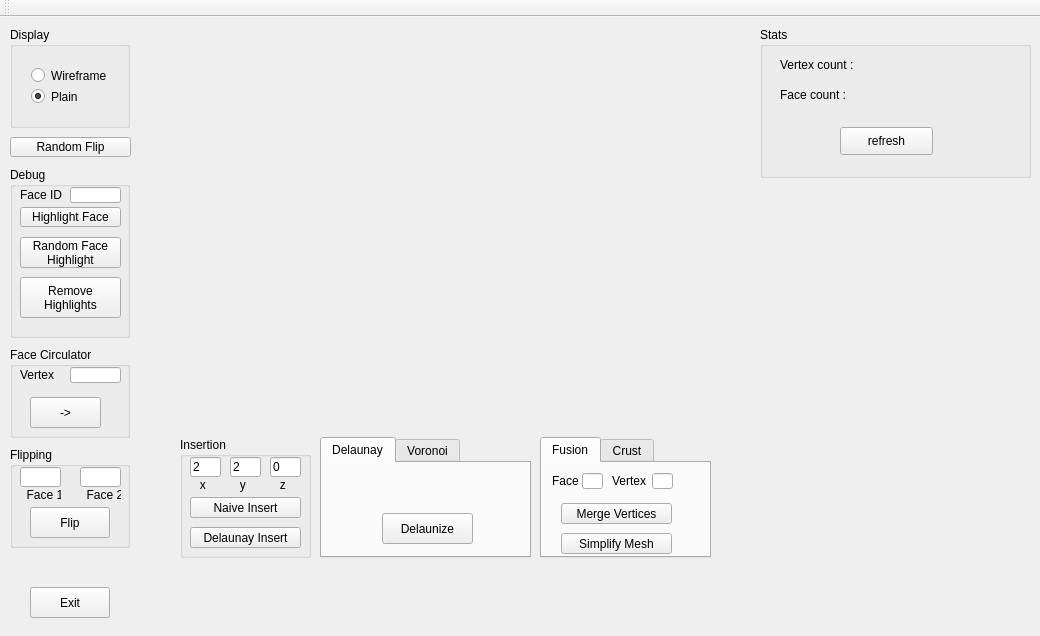
The window that mainwindow.ui (Aros69/MeshComputation) describes before a commit, drawn with Qt 5.
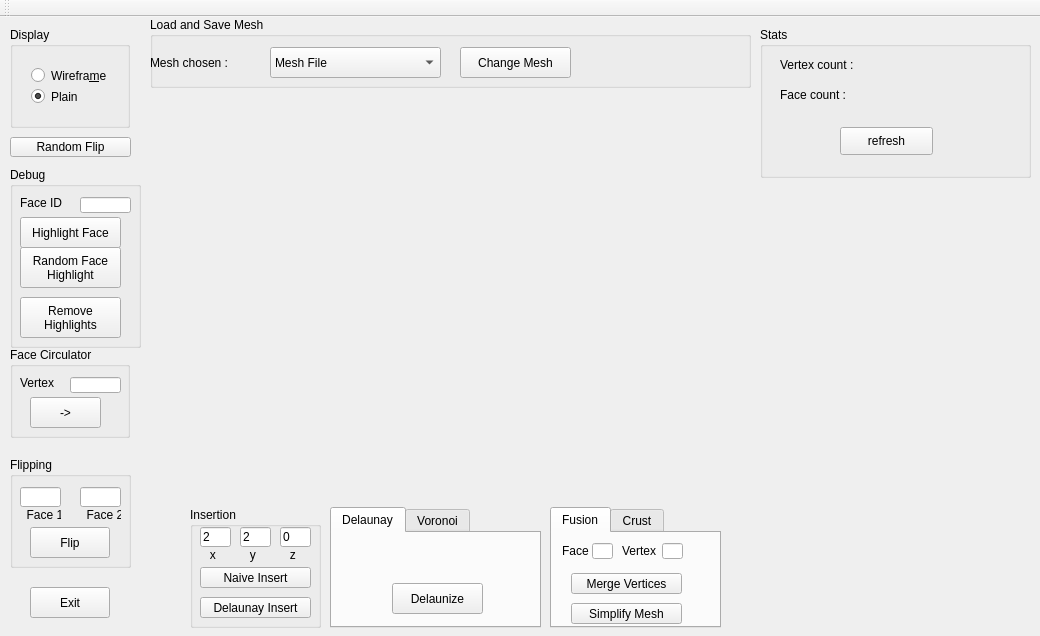
The same window after the commit. The open tabs and pages were chosen to show the change. Custom widgets are drawn as their Qt base class.

Commit message: Add loading mesh in UI

What changed in the file:
```diff
--- a/mainwindow.ui
+++ b/mainwindow.ui
@@ -24,7 +24,7 @@
     <property name="geometry">
      <rect>
       <x>150</x>
-      <y>10</y>
+      <y>80</y>
       <width>601</width>
       <height>401</height>
      </rect>
@@ -68,7 +68,7 @@
       <item>
        <widget class="QRadioButton" name="pushButton_2">
         <property name="text">
-         <string>Wireframe</string>
+         <string>Wirefra&amp;me</string>
         </property>
        </widget>
       </item>
@@ -114,7 +114,7 @@
      <property name="geometry">
       <rect>
        <x>60</x>
-       <y>20</y>
+       <y>30</y>
        <width>51</width>
        <height>16</height>
       </rect>
@@ -124,9 +124,9 @@
      <property name="geometry">
       <rect>
        <x>10</x>
-       <y>20</y>
-       <width>45</width>
-       <height>16</height>
+       <y>26</y>
+       <width>51</width>
+       <height>20</height>
       </rect>
      </property>
      <property name="text">
@@ -150,8 +150,8 @@
    <widget class="QGroupBox" name="groupBox_3">
     <property name="geometry">
      <rect>
-      <x>180</x>
-      <y>420</y>
+      <x>190</x>
+      <y>490</y>
       <width>131</width>
       <height>121</height>
      </rect>
@@ -267,8 +267,8 @@
    <widget class="QTabWidget" name="tabWidget">
     <property name="geometry">
      <rect>
-      <x>320</x>
-      <y>420</y>
+      <x>330</x>
+      <y>490</y>
       <width>211</width>
       <height>121</height>
      </rect>
@@ -331,8 +331,8 @@
      <rect>
       <x>10</x>
       <y>150</y>
-      <width>120</width>
-      <height>171</height>
+      <width>131</width>
+      <height>181</height>
      </rect>
     </property>
     <property name="title">
@@ -342,9 +342,9 @@
      <property name="geometry">
       <rect>
        <x>10</x>
-       <y>70</y>
+       <y>80</y>
        <width>101</width>
-       <height>31</height>
+       <height>41</height>
       </rect>
      </property>
      <property name="text">
@@ -356,7 +356,7 @@
      <property name="geometry">
       <rect>
        <x>10</x>
-       <y>110</y>
+       <y>130</y>
        <width>101</width>
        <height>41</height>
       </rect>
@@ -373,9 +373,9 @@
      <property name="geometry">
       <rect>
        <x>10</x>
-       <y>40</y>
+       <y>50</y>
        <width>101</width>
-       <height>20</height>
+       <height>31</height>
       </rect>
      </property>
      <property name="text">
@@ -385,8 +385,8 @@
     <widget class="QLineEdit" name="faceHLID">
      <property name="geometry">
       <rect>
-       <x>60</x>
-       <y>20</y>
+       <x>70</x>
+       <y>30</y>
        <width>51</width>
        <height>16</height>
       </rect>
@@ -396,9 +396,9 @@
      <property name="geometry">
       <rect>
        <x>10</x>
-       <y>20</y>
-       <width>45</width>
-       <height>16</height>
+       <y>26</y>
+       <width>51</width>
+       <height>20</height>
       </rect>
      </property>
      <property name="text">
@@ -410,9 +410,9 @@
     <property name="geometry">
      <rect>
       <x>10</x>
-      <y>430</y>
-      <width>120</width>
-      <height>101</height>
+      <y>440</y>
+      <width>121</width>
+      <height>111</height>
      </rect>
     </property>
     <property name="title">
@@ -422,7 +422,7 @@
      <property name="geometry">
       <rect>
        <x>10</x>
-       <y>20</y>
+       <y>30</y>
        <width>41</width>
        <height>20</height>
       </rect>
@@ -432,7 +432,7 @@
      <property name="geometry">
       <rect>
        <x>70</x>
-       <y>20</y>
+       <y>30</y>
        <width>41</width>
        <height>20</height>
       </rect>
@@ -442,7 +442,7 @@
      <property name="geometry">
       <rect>
        <x>10</x>
-       <y>40</y>
+       <y>50</y>
        <width>41</width>
        <height>16</height>
       </rect>
@@ -455,7 +455,7 @@
      <property name="geometry">
       <rect>
        <x>70</x>
-       <y>40</y>
+       <y>50</y>
        <width>41</width>
        <height>16</height>
       </rect>
@@ -468,7 +468,7 @@
      <property name="geometry">
       <rect>
        <x>20</x>
-       <y>60</y>
+       <y>70</y>
        <width>80</width>
        <height>31</height>
       </rect>
@@ -481,8 +481,8 @@
    <widget class="QTabWidget" name="tabWidget_2">
     <property name="geometry">
      <rect>
-      <x>540</x>
-      <y>420</y>
+      <x>550</x>
+      <y>490</y>
       <width>171</width>
       <height>121</height>
      </rect>
@@ -677,6 +677,92 @@
      </property>
     </widget>
    </widget>
+   <widget class="QGroupBox" name="LoadSaveMesh">
+    <property name="geometry">
+     <rect>
+      <x>150</x>
+      <y>0</y>
+      <width>601</width>
+      <height>71</height>
+     </rect>
+    </property>
+    <property name="title">
+     <string>Load and Save Mesh</string>
+    </property>
+    <widget class="QPushButton" name="Change_Mesh">
+     <property name="geometry">
+      <rect>
+       <x>310</x>
+       <y>30</y>
+       <width>111</width>
+       <height>31</height>
+      </rect>
+     </property>
+     <property name="text">
+      <string>Change Mesh</string>
+     </property>
+    </widget>
+    <widget class="QComboBox" name="meshFile">
+     <property name="geometry">
+      <rect>
+       <x>120</x>
+       <y>30</y>
+       <width>171</width>
+       <height>31</height>
+      </rect>
+     </property>
+     <item>
+      <property name="text">
+       <string>Mesh File</string>
+      </property>
+     </item>
+     <item>
+      <property name="text">
+       <string>queen.off</string>
+      </property>
+     </item>
+     <item>
+      <property name="text">
+       <string>cube.off</string>
+      </property>
+     </item>
+     <item>
+      <property name="text">
+       <string>flat01.off</string>
+      </property>
+     </item>
+     <item>
+      <property name="text">
+       <string>flat02.off</string>
+      </property>
+     </item>
+    </widget>
+    <widget class="QLabel" name="label_7">
+     <property name="geometry">
+      <rect>
+       <x>0</x>
+       <y>30</y>
+       <width>111</width>
+       <height>31</height>
+      </rect>
+     </property>
+     <property name="text">
+      <string>Mesh chosen :</string>
+     </property>
+    </widget>
+   </widget>
+   <zorder>LoadSaveMesh</zorder>
+   <zorder>widget</zorder>
+   <zorder>pushButton</zorder>
+   <zorder>groupBox</zorder>
+   <zorder>randFlip</zorder>
+   <zorder>groupBox_2</zorder>
+   <zorder>groupBox_3</zorder>
+   <zorder>tabWidget</zorder>
+   <zorder>groupBox_4</zorder>
+   <zorder>groupBox_5</zorder>
+   <zorder>tabWidget_2</zorder>
+   <zorder>groupBox_6</zorder>
   </widget>
   <widget class="QToolBar" name="mainToolBar">
    <attribute name="toolBarArea">
```
Left out of the diff: 4 changed lines with no effect on the pictures. The commit also changes 4 other files.
